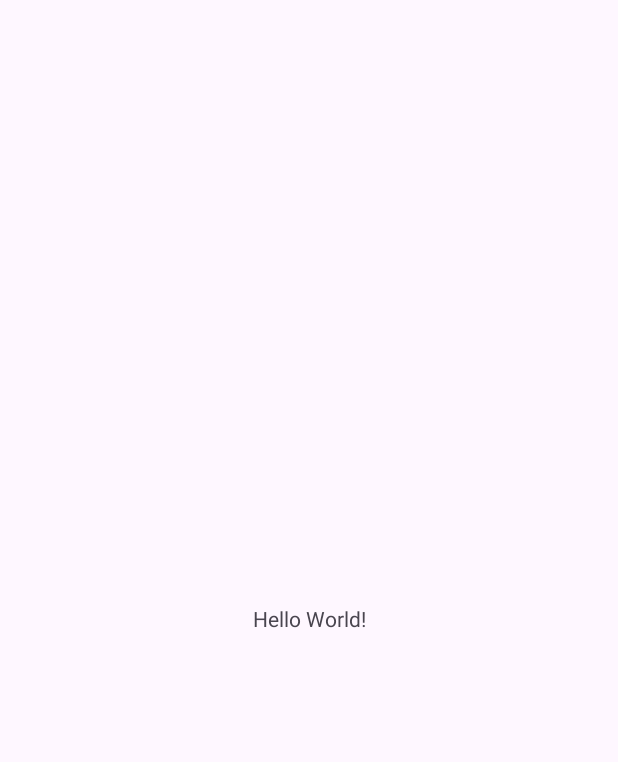
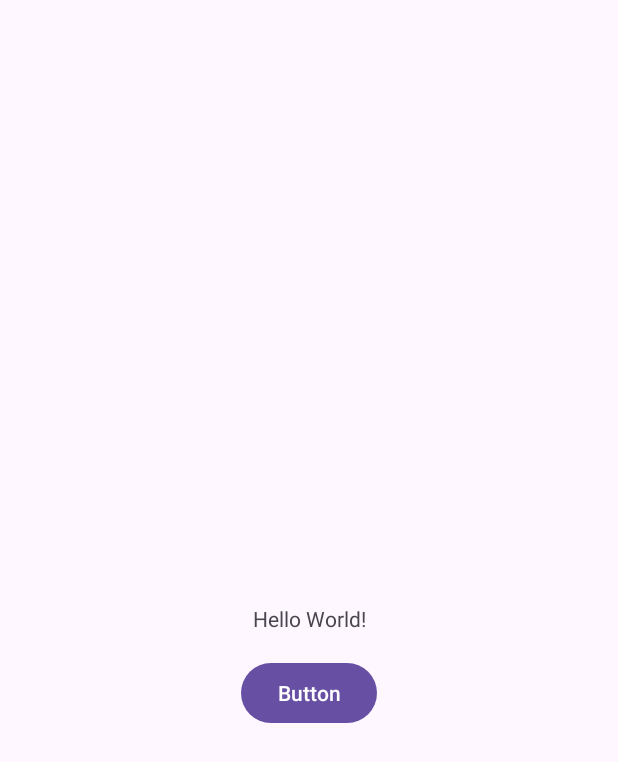
Before and after one commit to deimenasal-source/HelloWorldd, an Android app: the screen it shows after launch (MainActivity), on a phone screen of 412 x 824 dp. Before the commit the part shown is almost empty. Shown: the top 762 px of the screen. Run offline under Robolectric (Android 15) with nearby library versions, the phone set to English and light mode, and no system bars.

Commit message:
Added Button and TextView functionality

```diff
--- a/app/src/main/java/com/example/helloworld/MainActivity.java
+++ b/app/src/main/java/com/example/helloworld/MainActivity.java
@@ -7,6 +7,8 @@ import androidx.appcompat.app.AppCompatActivity;
 import androidx.core.graphics.Insets;
 import androidx.core.view.ViewCompat;
 import androidx.core.view.WindowInsetsCompat;
+import android.widget.Button;
+import android.widget.TextView;
 
 public class MainActivity extends AppCompatActivity {
 
@@ -15,6 +17,12 @@ public class MainActivity extends AppCompatActivity {
         super.onCreate(savedInstanceState);
         EdgeToEdge.enable(this);
         setContentView(R.layout.activity_main);
+        TextView textView = findViewById(R.id.textView);
+        Button button = findViewById(R.id.button);
+
+        button.setOnClickListener(v -> {
+            textView.setText("Labas pasauli!");
+        });
         ViewCompat.setOnApplyWindowInsetsListener(findViewById(R.id.main), (v, insets) -> {
             Insets systemBars = insets.getInsets(WindowInsetsCompat.Type.systemBars());
             v.setPadding(systemBars.left, systemBars.top, systemBars.right, systemBars.bottom);
--- a/app/src/main/res/layout/activity_main.xml
+++ b/app/src/main/res/layout/activity_main.xml
@@ -8,6 +8,7 @@
     tools:context=".MainActivity">
 
     <TextView
+        android:id="@+id/textView"
         android:layout_width="wrap_content"
         android:layout_height="wrap_content"
         android:text="Hello World!"
@@ -16,4 +17,14 @@
         app:layout_constraintStart_toStartOf="parent"
         app:layout_constraintTop_toTopOf="parent" />
 
+    <Button
+        android:id="@+id/button"
+        android:layout_width="wrap_content"
+        android:layout_height="wrap_content"
+        android:text="Button"
+        android:layout_marginTop="16dp"
+        app:layout_constraintEnd_toEndOf="parent"
+        app:layout_constraintStart_toStartOf="parent"
+        app:layout_constraintTop_toBottomOf="@id/textView" />
+
 </androidx.constraintlayout.widget.ConstraintLayout>
```
